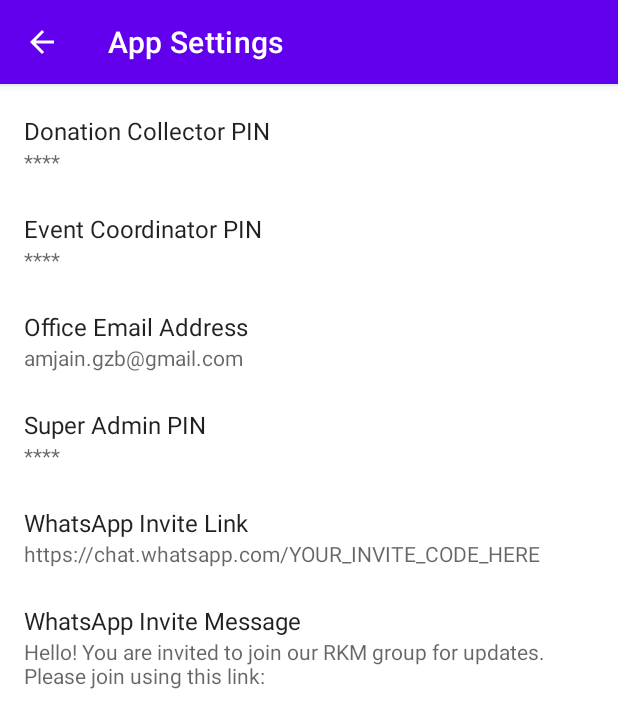
After one commit to amjaingzb/rkmAttendanceAndroidApp, an Android app: the SettingsActivity screen opened directly, with no data from a screen before it, on a phone screen of 412 x 824 dp. The commit adds this screen. Shown: the top 728 px of the screen. Run offline under Robolectric (Android 15) with nearby library versions, the phone set to English and light mode, and no system bars; libraries missing offline, so code that uses them is left out: com.opencsv.

Commit message:
App config - 1.1

```diff
--- a/app/src/main/java/com/rkm/attendance/core/AttendanceRepository.java
+++ b/app/src/main/java/com/rkm/attendance/core/AttendanceRepository.java
@@ -54,6 +54,13 @@ public class AttendanceRepository {
         this.donationDao = new DonationDao(database);
         this.donationBatchDao = new DonationBatchDao(database);
         this.donationReportDao = new DonationReportDao(database);
+    }
+    public List<ConfigItem> getAllEditableConfigs() {
+        return configDao.getAllEditableConfigs();
+    }
+
+    public void updateConfigValue(String key, String value) {
+        configDao.updateValue(key, value);
     }
 
     public static class ActiveBatchData {
--- a/app/src/main/java/com/rkm/attendance/db/ConfigDao.java
+++ b/app/src/main/java/com/rkm/attendance/db/ConfigDao.java
@@ -1,8 +1,15 @@
 // In: app/src/main/java/com/rkm/attendance/db/ConfigDao.java
 package com.rkm.attendance.db;
 
+import android.content.ContentValues;
 import android.database.Cursor;
 import android.database.sqlite.SQLiteDatabase;
+
+import com.rkm.attendance.model.ConfigItem;
+
+import java.util.ArrayList;
+import java.util.Arrays;
+import java.util.List;
 
 public class ConfigDao {
     private final SQLiteDatabase db;
@@ -12,7 +19,7 @@ public class ConfigDao {
     public static final String KEY_DONATION_COLLECTOR_PIN = "DONATION_COLLECTOR_PIN";
     public static final String KEY_WHATSAPP_INVITE_LINK = "WHATSAPP_INVITE_LINK";
     public static final String KEY_WHATSAPP_INVITE_MESSAGE = "WHATSAPP_INVITE_MESSAGE";
-    public static final String KEY_OFFICE_EMAIL = "OFFICE_EMAIL"; // NEW
+    public static final String KEY_OFFICE_EMAIL = "OFFICE_EMAIL";
 
     public ConfigDao(SQLiteDatabase db) {
         this.db = db;
@@ -29,6 +36,50 @@ public class ConfigDao {
             }
             return null;
         }
+    }
+
+    // ANNOTATION: New method to get all settings for the UI
+    public List<ConfigItem> getAllEditableConfigs() {
+        List<ConfigItem> items = new ArrayList<>();
+        // Define which keys are editable and what their display names are
+        List<String> editableKeys = Arrays.asList(
+            KEY_SUPER_ADMIN_PIN, KEY_EVENT_COORDINATOR_PIN, KEY_DONATION_COLLECTOR_PIN,
+            KEY_OFFICE_EMAIL, KEY_WHATSAPP_INVITE_LINK, KEY_WHATSAPP_INVITE_MESSAGE
+        );
+        String inClause = "('" + String.join("','", editableKeys) + "')";
+        String sql = "SELECT * FROM app_config WHERE config_key IN " + inClause;
+
+        try(Cursor cursor = db.rawQuery(sql, null)) {
+            while(cursor.moveToNext()) {
+                String key = cursor.getString(cursor.getColumnIndexOrThrow("config_key"));
+                String value = cursor.getString(cursor.getColumnIndexOrThrow("config_value"));
+                items.add(new ConfigItem(key, getDisplayNameForKey(key), value, isProtectedKey(key)));
+            }
+        }
+        return items;
+    }
+
+    // ANNOTATION: New method to update a setting value
+    public void updateValue(String key, String value) {
+        ContentValues values = new ContentValues();
+        values.put("config_value", value);
+        db.update("app_config", values, "config_key = ?", new String[]{key});
+    }
+
+    private String getDisplayNameForKey(String key) {
+        switch (key) {
+            case KEY_SUPER_ADMIN_PIN: return "Super Admin PIN";
+            case KEY_EVENT_COORDINATOR_PIN: return "Event Coordinator PIN";
+            case KEY_DONATION_COLLECTOR_PIN: return "Donation Collector PIN";
+            case KEY_OFFICE_EMAIL: return "Office Email Address";
+            case KEY_WHATSAPP_INVITE_LINK: return "WhatsApp Invite Link";
+            case KEY_WHATSAPP_INVITE_MESSAGE: return "WhatsApp Invite Message";
+            default: return key;
+        }
+    }
+
+    private boolean isProtectedKey(String key) {
+        return key.endsWith("_PIN");
     }
 
     public boolean checkSuperAdminPin(String pin) {
--- /dev/null
+++ b/app/src/main/java/com/rkm/attendance/model/ConfigItem.java
@@ -0,0 +1,16 @@
+// In: app/src/main/java/com/rkm/attendance/model/ConfigItem.java
+package com.rkm.attendance.model;
+
+public class ConfigItem {
+    public final String key;
+    public final String displayName;
+    public String value;
+    public final boolean isProtected; // To indicate if it should be masked (like a PIN)
+
+    public ConfigItem(String key, String displayName, String value, boolean isProtected) {
+        this.key = key;
+        this.displayName = displayName;
+        this.value = value;
+        this.isProtected = isProtected;
+    }
+}
--- /dev/null
+++ b/app/src/main/java/com/rkm/rkmattendanceapp/ui/settings/SettingsActivity.java
@@ -0,0 +1,122 @@
+// In: app/src/main/java/com/rkm/rkmattendanceapp/ui/settings/SettingsActivity.java
+package com.rkm.rkmattendanceapp.ui.settings;
+
+import android.os.Bundle;
+import android.text.InputType;
+import android.view.LayoutInflater;
+import android.view.MenuItem;
+import android.view.View;
+import android.widget.EditText;
+import android.widget.ProgressBar;
+import android.widget.Toast;
+
+import androidx.annotation.NonNull;
+import androidx.appcompat.app.AlertDialog;
+import androidx.appcompat.app.AppCompatActivity;
+import androidx.lifecycle.ViewModelProvider;
+import androidx.recyclerview.widget.LinearLayoutManager;
+import androidx.recyclerview.widget.RecyclerView;
+
+import com.google.android.material.textfield.TextInputLayout;
+import com.rkm.attendance.model.ConfigItem;
+import com.rkm.rkmattendanceapp.R;
+import com.rkm.rkmattendanceapp.util.AppLogger;
+
+public class SettingsActivity extends AppCompatActivity {
+
+    private static final String TAG = "SettingsActivity";
+    private SettingsViewModel viewModel;
+    private SettingsAdapter adapter;
+    private ProgressBar progressBar;
+
+    @Override
+    protected void onCreate(Bundle savedInstanceState) {
+        super.onCreate(savedInstanceState);
+        setContentView(R.layout.activity_settings);
+        setTitle("App Settings");
+        if (getSupportActionBar() != null) {
+            getSupportActionBar().setDisplayHomeAsUpEnabled(true);
+        }
+
+        progressBar = findViewById(R.id.progress_bar);
+        setupRecyclerView();
+
+        viewModel = new ViewModelProvider(this).get(SettingsViewModel.class);
+        observeViewModel();
+
+        viewModel.loadSettings();
+    }
+
+    private void setupRecyclerView() {
+        RecyclerView recyclerView = findViewById(R.id.recycler_view_settings);
+        recyclerView.setLayoutManager(new LinearLayoutManager(this));
+        adapter = new SettingsAdapter();
+        adapter.setOnSettingClickListener(this::showEditDialog);
+        recyclerView.setAdapter(adapter);
+    }
+
+    private void observeViewModel() {
+        viewModel.getConfigItems().observe(this, items -> {
+            progressBar.setVisibility(View.GONE);
+            if (items != null) {
+                adapter.setConfigItems(items);
+            }
+        });
+
+        viewModel.getSaveSuccess().observe(this, success -> {
+            if (success != null && success) {
+                Toast.makeText(this, "Setting saved.", Toast.LENGTH_SHORT).show();
+                viewModel.loadSettings(); // Reload to show the new value
+                viewModel.onSaveHandled();
+            }
+        });
+
+        viewModel.getErrorMessage().observe(this, error -> {
+            progressBar.setVisibility(View.GONE);
+            if (error != null && !error.isEmpty()) {
+                Toast.makeText(this, error, Toast.LENGTH_LONG).show();
+            }
+        });
+    }
+
+    private void showEditDialog(ConfigItem item) {
+        LayoutInflater inflater = this.getLayoutInflater();
+        View dialogView = inflater.inflate(R.layout.dialog_edit_setting, null);
+        final TextInputLayout textInputLayout = dialogView.findViewById(R.id.text_input_layout);
+        final EditText editText = dialogView.findViewById(R.id.edit_text_value);
+
+        textInputLayout.setHint(item.displayName);
+
+        if (item.isProtected) {
+            editText.setInputType(InputType.TYPE_CLASS_NUMBER | InputType.TYPE_NUMBER_VARIATION_PASSWORD);
+        } else {
+            editText.setText(item.value);
+        }
+
+        new AlertDialog.Builder(this)
+                .setTitle("Edit Setting")
+                .setView(dialogView)
+                .setPositiveButton("Save", (dialog, which) -> {
+                    String newValue = editText.getText().toString();
+                    if (!newValue.isEmpty()) {
+                        viewModel.saveSetting(item.key, newValue);
+                    } else if (item.isProtected) {
+                        // Do nothing if the PIN field is left blank
+                        Toast.makeText(this, "PIN cannot be empty. No changes made.", Toast.LENGTH_SHORT).show();
+                    } else {
+                        viewModel.saveSetting(item.key, newValue);
+                    }
+                })
+                .setNegativeButton("Cancel", null)
+                .show();
+    }
+
+    @Override
+    public boolean onOptionsItemSelected(@NonNull MenuItem item) {
+        if (item.getItemId() == android.R.id.home) {
+            finish();
+            return true;
+        }
+        return super.onOptionsItemSelected(item);
+    }
+}
--- /dev/null
+++ b/app/src/main/java/com/rkm/rkmattendanceapp/ui/settings/SettingsAdapter.java
@@ -0,0 +1,74 @@
+// In: app/src/main/java/com/rkm/rkmattendanceapp/ui/settings/SettingsAdapter.java
+package com.rkm.rkmattendanceapp.ui.settings;
+
+import android.view.LayoutInflater;
+import android.view.View;
+import android.view.ViewGroup;
+import android.widget.TextView;
+import androidx.annotation.NonNull;
+import androidx.recyclerview.widget.RecyclerView;
+import com.rkm.attendance.model.ConfigItem;
+import com.rkm.rkmattendanceapp.R;
+import java.util.ArrayList;
+import java.util.List;
+
+public class SettingsAdapter extends RecyclerView.Adapter<SettingsAdapter.ViewHolder> {
+
+    public interface OnSettingClickListener {
+        void onSettingClick(ConfigItem item);
+    }
+
+    private List<ConfigItem> configItems = new ArrayList<>();
+    private OnSettingClickListener listener;
+
+    public void setOnSettingClickListener(OnSettingClickListener listener) {
+        this.listener = listener;
+    }
+
+    public void setConfigItems(List<ConfigItem> items) {
+        this.configItems = items;
+        notifyDataSetChanged();
+    }
+
+    @NonNull
+    @Override
+    public ViewHolder onCreateViewHolder(@NonNull ViewGroup parent, int viewType) {
+        View view = LayoutInflater.from(parent.getContext()).inflate(R.layout.list_item_setting, parent, false);
+        return new ViewHolder(view);
+    }
+
+    @Override
+    public void onBindViewHolder(@NonNull ViewHolder holder, int position) {
+        ConfigItem item = configItems.get(position);
+        holder.bind(item);
+        holder.itemView.setOnClickListener(v -> {
+            if (listener != null) {
+                listener.onSettingClick(item);
+            }
+        });
+    }
+
+    @Override
+    public int getItemCount() {
+        return configItems.size();
+    }
+
+    static class ViewHolder extends RecyclerView.ViewHolder {
+        private final TextView nameText, valueText;
+
+        public ViewHolder(@NonNull View itemView) {
+            super(itemView);
+            nameText = itemView.findViewById(R.id.text_setting_name);
+            valueText = itemView.findViewById(R.id.text_setting_value);
+        }
+
+        void bind(ConfigItem item) {
+            nameText.setText(item.displayName);
+            if (item.isProtected) {
+                valueText.setText("****");
+            } else {
+                valueText.setText(item.value);
+            }
+        }
+    }
+}
--- /dev/null
+++ b/app/src/main/java/com/rkm/rkmattendanceapp/ui/settings/SettingsViewModel.java
@@ -0,0 +1,62 @@
+// In: app/src/main/java/com/rkm/rkmattendanceapp/ui/settings/SettingsViewModel.java
+package com.rkm.rkmattendanceapp.ui.settings;
+
+import android.app.Application;
+import androidx.annotation.NonNull;
+import androidx.lifecycle.AndroidViewModel;
+import androidx.lifecycle.LiveData;
+import androidx.lifecycle.MutableLiveData;
+import com.rkm.attendance.core.AttendanceRepository;
+import com.rkm.attendance.model.ConfigItem;
+import com.rkm.rkmattendanceapp.AttendanceApplication;
+import com.rkm.rkmattendanceapp.util.AppLogger;
+
+import java.util.List;
+
+public class SettingsViewModel extends AndroidViewModel {
+    private static final String TAG = "SettingsViewModel";
+    private final AttendanceRepository repository;
+
+    private final MutableLiveData<List<ConfigItem>> configItems = new MutableLiveData<>();
+    private final MutableLiveData<String> errorMessage = new MutableLiveData<>();
+    private final MutableLiveData<Boolean> saveSuccess = new MutableLiveData<>(false);
+
+    public SettingsViewModel(@NonNull Application application) {
+        super(application);
+        this.repository = ((AttendanceApplication) getApplication()).repository;
+    }
+
+    public LiveData<List<ConfigItem>> getConfigItems() { return configItems; }
+    public LiveData<String> getErrorMessage() { return errorMessage; }
+    public LiveData<Boolean> getSaveSuccess() { return saveSuccess; }
+
+    public void loadSettings() {
+        new Thread(() -> {
+            try {
+                // ANNOTATION: This will be implemented in the repository next
+                List<ConfigItem> items = repository.getAllEditableConfigs();
+                configItems.postValue(items);
+            } catch (Exception e) {
+                AppLogger.e(TAG, "Failed to load settings", e);
+                errorMessage.postValue("Could not load settings.");
+            }
+        }).start();
+    }
+
+    public void saveSetting(String key, String value) {
+        new Thread(() -> {
+            try {
+                // ANNOTATION: This will be implemented in the repository next
+                repository.updateConfigValue(key, value);
+                saveSuccess.postValue(true);
+            } catch (Exception e) {
+                AppLogger.e(TAG, "Failed to save setting for key: " + key, e);
+                errorMessage.postValue("Save failed: " + e.getMessage());
+            }
+        }).start();
+    }
+
+    public void onSaveHandled() {
+        saveSuccess.setValue(false);
+    }
+}
--- /dev/null
+++ b/app/src/main/res/layout/activity_settings.xml
@@ -0,0 +1,25 @@
+<?xml version="1.0" encoding="utf-8"?>
+<FrameLayout xmlns:android="http://schemas.android.com/apk/res/android"
+    xmlns:tools="http://schemas.android.com/tools"
+    android:layout_width="match_parent"
+    android:layout_height="match_parent"
+    tools:context=".ui.settings.SettingsActivity">
+
+    <androidx.recyclerview.widget.RecyclerView
+        android:id="@+id/recycler_view_settings"
+        android:layout_width="match_parent"
+        android:layout_height="match_parent"
+        android:clipToPadding="false"
+        android:paddingTop="8dp"
+        android:paddingBottom="8dp"
+        tools:listitem="@layout/list_item_setting" />
+
+    <ProgressBar
+        android:id="@+id/progress_bar"
+        android:layout_width="wrap_content"
+        android:layout_height="wrap_content"
+        android:layout_gravity="center"
+        android:visibility="gone"
+        tools:visibility="visible" />
+
+</FrameLayout>
--- /dev/null
+++ b/app/src/main/res/layout/list_item_setting.xml
@@ -0,0 +1,30 @@
+<?xml version="1.0" encoding="utf-8"?>
+<LinearLayout xmlns:android="http://schemas.android.com/apk/res/android"
+    xmlns:tools="http://schemas.android.com/tools"
+    android:layout_width="match_parent"
+    android:layout_height="wrap_content"
+    android:orientation="vertical"
+    android:paddingStart="16dp"
+    android:paddingEnd="16dp"
+    android:paddingTop="12dp"
+    android:paddingBottom="12dp"
+    android:background="?android:attr/selectableItemBackground"
+    android:clickable="true"
+    android:focusable="true">
+
+    <TextView
+        android:id="@+id/text_setting_name"
+        android:layout_width="wrap_content"
+        android:layout_height="wrap_content"
+        android:textAppearance="?attr/textAppearanceListItem"
+        tools:text="Office Email Address" />
+
+    <TextView
+        android:id="@+id/text_setting_value"
+        android:layout_width="wrap_content"
+        android:layout_height="wrap_content"
+        android:textAppearance="?attr/textAppearanceListItemSecondary"
+        android:textColor="?android:attr/textColorSecondary"
+        tools:text="office@example.com" />
+
+</LinearLayout>
--- a/app/src/main/res/menu/admin_main_menu.xml
+++ b/app/src/main/res/menu/admin_main_menu.xml
@@ -13,6 +13,12 @@
         android:title="About"
         app:showAsAction="never" />
 
+    <!-- ANNOTATION: New menu item for Settings -->
+    <item
+        android:id="@+id/action_settings"
+        android:title="Settings"
+        app:showAsAction="never" />
+
     <item
         android:id="@+id/action_backup_restore"
         android:title="Backup &amp; Restore"
```
Also changed, not shown: app/src/main/AndroidManifest.xml (+6 -1 lines), app/src/main/java/com/rkm/rkmattendanceapp/ui/AdminMainActivity.java (+15 -0 lines), app/src/main/res/layout/dialog_edit_setting.xml (added, +22 -0 lines).
